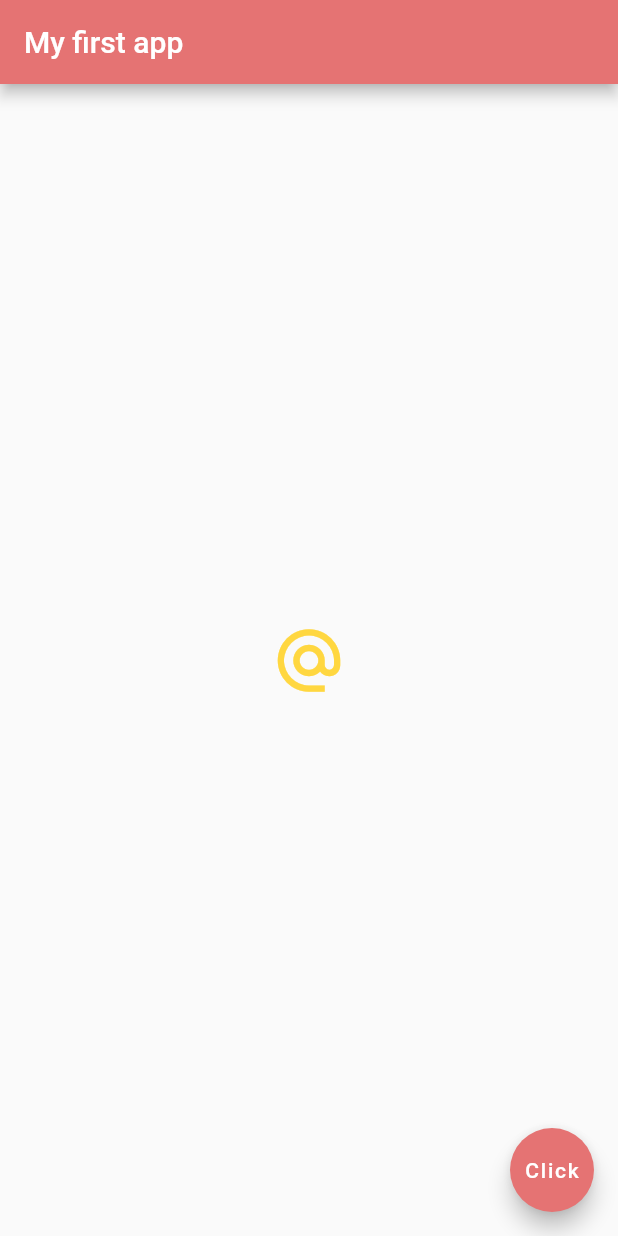
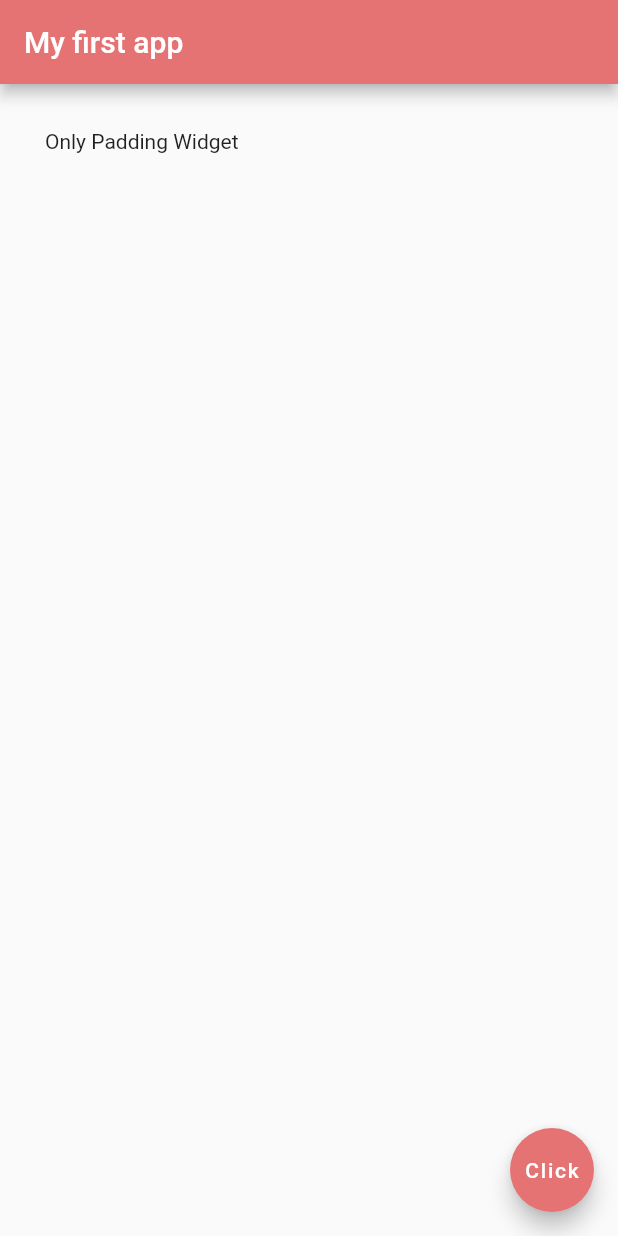
Before and after one commit to numoonchld/hello_world_flutter_app, a Flutter app: the screen it shows after launch, on a phone screen of 412 x 824 dp. Run offline on Flutter 3.47's test engine with Material 2 defaults, Android fonts, the phone set to English and light mode, and no system bars.

Commit message:
end of video 10

```diff
--- a/lib/main.dart
+++ b/lib/main.dart
@@ -13,57 +13,20 @@ class Home extends StatelessWidget {
         title: Text('My first app'),
         backgroundColor: Colors.red[300],
       ),
-      body: Center(
-        child: IconButton(
-          icon: Icon(
-            Icons.alternate_email,
-          ),
-          onPressed: () {
-            print('Email Sent!');
-          },
-          color: Colors.amberAccent,
-          iconSize: 50.00,
-        ),
-        // child: RaisedButton.icon(
-        //   onPressed: () {},
-        //   icon: Icon(
-        //     Icons.mail,
-        //     size: 40.00,
-        //   ),
-        //   label: Text('Send Mail'),
-        // ),
-        // child: FlatButton(
-        //   onPressed: () {
-        //     print('Button Clicked');
-        //   },
-        //   child: Text('Click Me'),
-        //   color: Colors.lightBlue,
-        //   textColor: Colors.white,
-        // ),
-        // child: RaisedButton(
-        //   onPressed: () {
-        //     print('Button Clicked');
-        //   },
-        //   child: Text('Click Me'),
-        //   color: Colors.lightBlue,
-        //   textColor: Colors.white,
-        // ),
-        // child: Icon(
-        //   Icons.ac_unit_rounded,
-        //   color: Colors.blue,
-        //   size: 100.0,
-        // ),
-        // child: Image.network(
-        //     'https://images.unsplash.com/photo-1609105719019-a9e385165907?ixid=MXwxMjA3fDB8MHxwaG90by1wYWdlfHx8fGVufDB8fHw%3D&ixlib=rb-1.2.1&auto=format&fit=crop&w=935&q=80'),
-        // child: Image.asset('assets/station-1.jpeg'),
-        // Image(
-        //   image: AssetImage('assets/porshe-1.jpeg'),
-        // ),
-        // Image(
-        //   image: NetworkImage(
-        //       'https://pbs.twimg.com/media/Eqd5Vl-XYAAZAJu?format=jpg&name=large'),
-        // ),
+      body: Padding(
+        padding: EdgeInsets.all(30.00),
+        child: Text("Only Padding Widget"),
       ),
+      // body: Container(
+      //   color: Colors.grey[400],
+      //   child: Text('Hello World!'),
+      //   // padding: EdgeInsets.all(20.00),
+      //   padding: EdgeInsets.symmetric(
+      //     horizontal: 20.00,
+      //     vertical: 40.00,
+      //   ),
+      //   margin: EdgeInsets.all(30.00),
+      // ),
       floatingActionButton: FloatingActionButton(
         onPressed: () {},
         child: Text('Click'),
```
